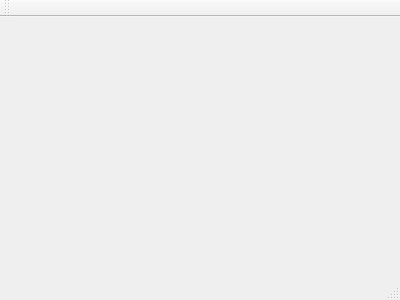
ricardcutzh/EDD_Junio, file Practicas/Practica1_Biblioteca_Musica/mainwindow.ui: the form before one commit.
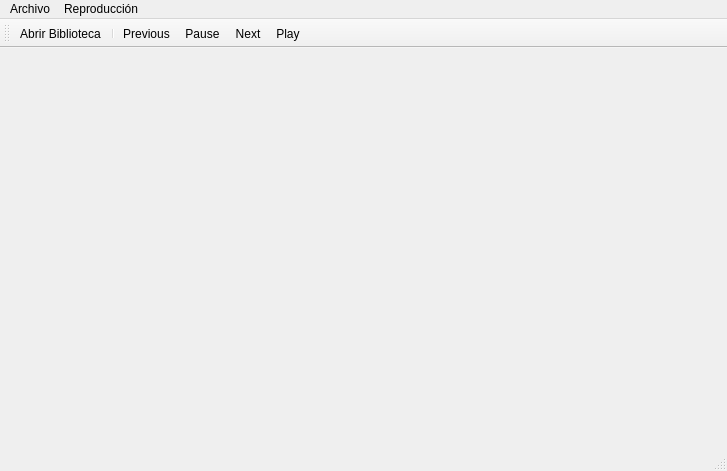
The form after the commit. Icons and pictures are not drawn.

```diff
--- a/Practicas/Practica1_Biblioteca_Musica/mainwindow.ui
+++ b/Practicas/Practica1_Biblioteca_Musica/mainwindow.ui
@@ -1,24 +1,109 @@
 <ui version="4.0">
  <class>MainWindow</class>
- <widget class="QMainWindow" name="MainWindow" >
-  <property name="geometry" >
+ <widget class="QMainWindow" name="MainWindow">
+  <property name="geometry">
    <rect>
     <x>0</x>
     <y>0</y>
-    <width>400</width>
-    <height>300</height>
+    <width>727</width>
+    <height>471</height>
    </rect>
   </property>
   <property name="windowTitle" >
    <string>MainWindow</string>
   </property>
-  <widget class="QMenuBar" name="menuBar" />
-  <widget class="QToolBar" name="mainToolBar" />
-  <widget class="QWidget" name="centralWidget" />
-  <widget class="QStatusBar" name="statusBar" />
+  <widget class="QWidget" name="centralWidget"/>
+  <widget class="QMenuBar" name="menuBar">
+   <property name="geometry">
+    <rect>
+     <x>0</x>
+     <y>0</y>
+     <width>727</width>
+     <height>21</height>
+    </rect>
+   </property>
+   <widget class="QMenu" name="menuArchivo">
+    <property name="title">
+     <string>Archivo</string>
+    </property>
+    <addaction name="actionAbrir_Biblioteca"/>
+   </widget>
+   <widget class="QMenu" name="menuReproducci_n">
+    <property name="title">
+     <string>Reproducción</string>
+    </property>
+    <addaction name="actionPlay"/>
+    <addaction name="actionPause"/>
+    <addaction name="actionNext"/>
+    <addaction name="actionPrevious"/>
+   </widget>
+   <addaction name="menuArchivo"/>
+   <addaction name="menuReproducci_n"/>
+  </widget>
+  <widget class="QToolBar" name="mainToolBar">
+   <attribute name="toolBarArea">
+    <enum>TopToolBarArea</enum>
+   </attribute>
+   <attribute name="toolBarBreak">
+    <bool>false</bool>
+   </attribute>
+   <addaction name="actionAbrir_Biblioteca"/>
+   <addaction name="separator"/>
+   <addaction name="actionPrevious"/>
+   <addaction name="actionPause"/>
+   <addaction name="actionNext"/>
+   <addaction name="actionPlay"/>
+  </widget>
+  <widget class="QStatusBar" name="statusBar"/>
+  <action name="actionAbrir_Biblioteca">
+   <property name="icon">
+    <iconset resource="recursos.qrc">
+     <normaloff>:/rec/imgs/1497179937_editor-folder-add-glyph.png</normaloff>:/rec/imgs/1497179937_editor-folder-add-glyph.png</iconset>
+   </property>
+   <property name="text">
+    <string>Abrir Biblioteca</string>
+   </property>
+  </action>
+  <action name="actionPlay">
+   <property name="icon">
+    <iconset resource="recursos.qrc">
+     <normaloff>:/rec/imgs/1497179559_play-circle-fill.ico</normaloff>:/rec/imgs/1497179559_play-circle-fill.ico</iconset>
+   </property>
+   <property name="text">
+    <string>Play</string>
+   </property>
+  </action>
+  <action name="actionPause">
+   <property name="icon">
+    <iconset resource="recursos.qrc">
+     <normaloff>:/rec/imgs/1497179537_pause-circle-fill.ico</normaloff>:/rec/imgs/1497179537_pause-circle-fill.ico</iconset>
+   </property>
+   <property name="text">
+    <string>Pause</string>
+   </property>
+  </action>
+  <action name="actionNext">
+   <property name="icon">
+    <iconset resource="recursos.qrc">
+     <normaloff>:/rec/imgs/1497179516_204_CircledNext.ico</normaloff>:/rec/imgs/1497179516_204_CircledNext.ico</iconset>
+   </property>
+   <property name="text">
+    <string>Next</string>
+   </property>
+  </action>
+  <action name="actionPrevious">
+   <property name="icon">
+    <iconset resource="recursos.qrc">
+     <normaloff>:/rec/imgs/1497179494_203_CircledBack.ico</normaloff>:/rec/imgs/1497179494_203_CircledBack.ico</iconset>
+   </property>
+   <property name="text">
+    <string>Previous</string>
+   </property>
+  </action>
  </widget>
- <layoutDefault spacing="6" margin="11" />
- <pixmapfunction></pixmapfunction>
- <resources/>
+ <layoutdefault spacing="6" margin="11"/>
+ <resources>
+  <include location="recursos.qrc"/>
+ </resources>
  <connections/>
 </ui>
```
Left out of the diff: 5 changed lines with no effect on the pictures.
